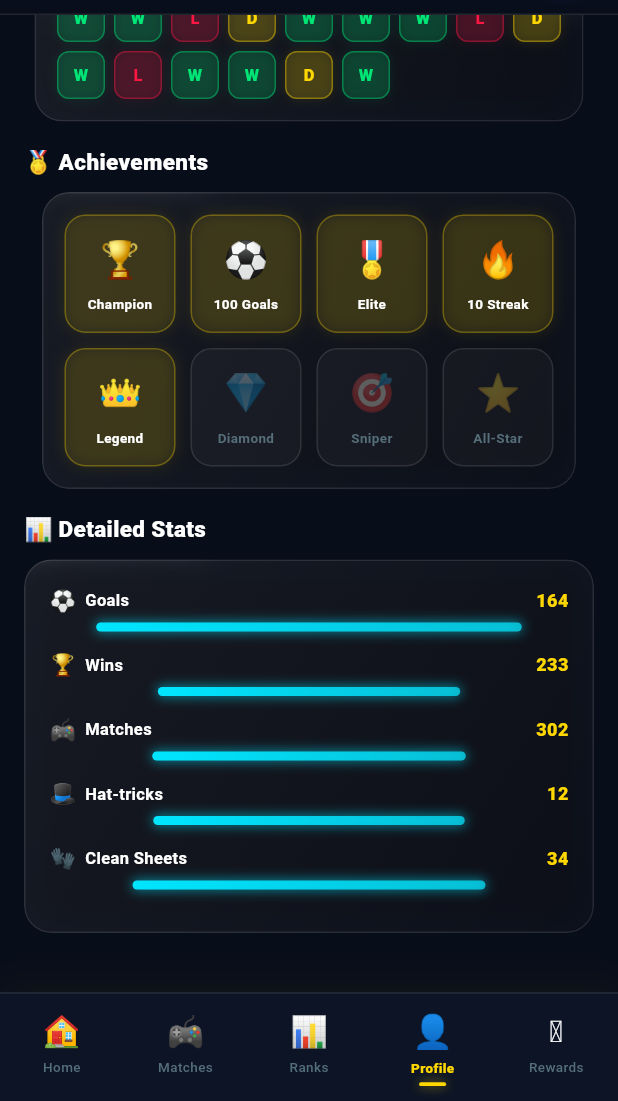
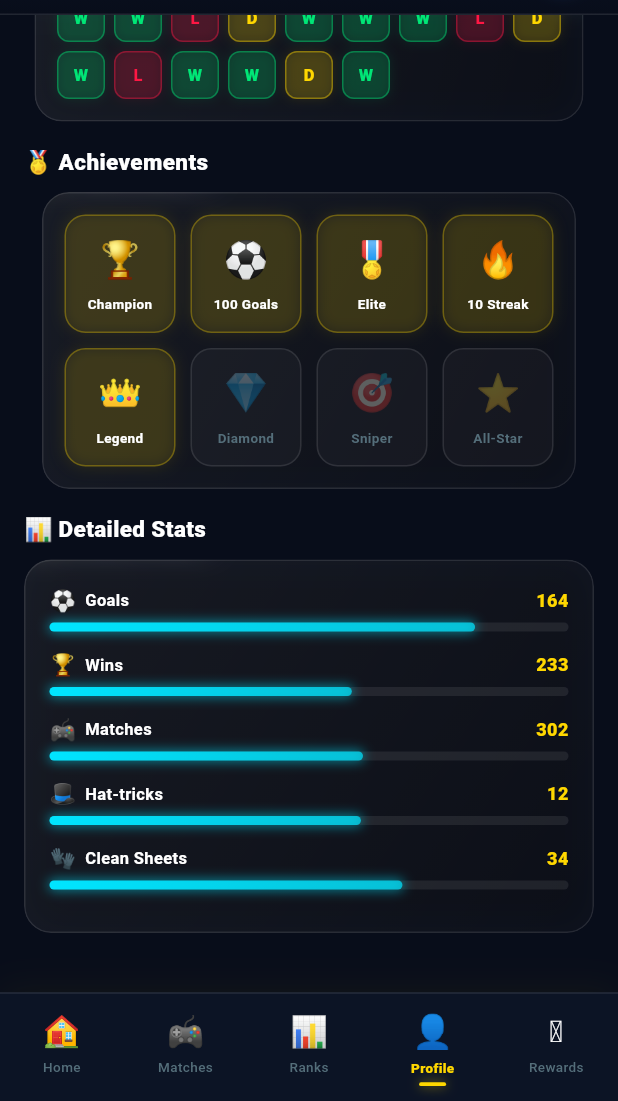
Before and after one commit to engromjanali/e_sports, a Flutter app: the screen it shows after launch, item 4 of the bottom bar chosen, scrolled down 269 dp, on a phone screen of 412 x 824 dp, the part 135-1236 px from its top. Run offline on Flutter 3.47's test engine with Material 3 defaults, Android fonts, the phone set to English and light mode, and no system bars; our stand-ins replace firebase_core, get; accounts and stored records are empty; network calls fail.

Commit message:
fix: profile screen state progress

```diff
--- a/lib/core/widgets/neon_pregress_bar_widget.dart
+++ b/lib/core/widgets/neon_pregress_bar_widget.dart
@@ -25,6 +25,7 @@ class NeonProgressBarWidget extends StatelessWidget {
       builder: (context, v, _) {
         return Container(
           height: height,
+          width: double.infinity,
           decoration: BoxDecoration(
             color: AppColors.white.withOpacity(0.08),
             borderRadius: BorderRadius.circular(height),
--- a/lib/features/profile/screens/profile_screen.dart
+++ b/lib/features/profile/screens/profile_screen.dart
@@ -297,7 +297,9 @@ class ProfileScreen extends StatelessWidget {
                 ("🧤", "Clean Sheets", p.cleansheets, 50),
               ]) Padding(
                 padding: const EdgeInsets.only(bottom: 12),
-                child: Column(children: [
+                child: Column(
+                  crossAxisAlignment: CrossAxisAlignment.start,
+                  children: [
                   Row(mainAxisAlignment: MainAxisAlignment.spaceBetween, children: [
                     Row(children: [
                       Text(stat.$1, style: const TextStyle(fontSize: 14)),
```
